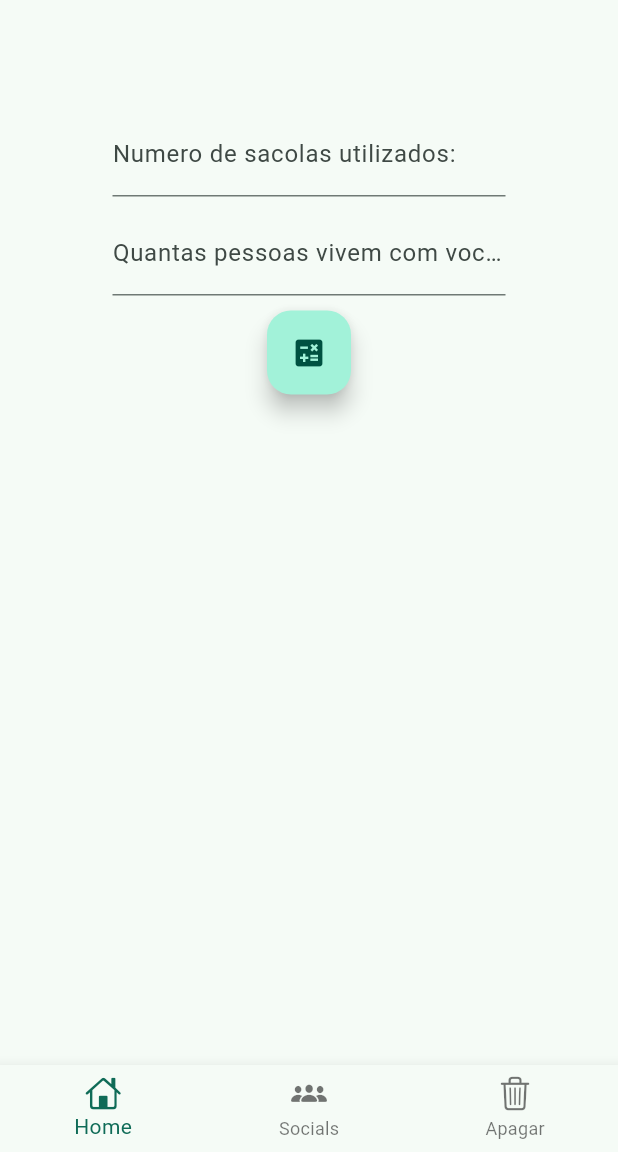
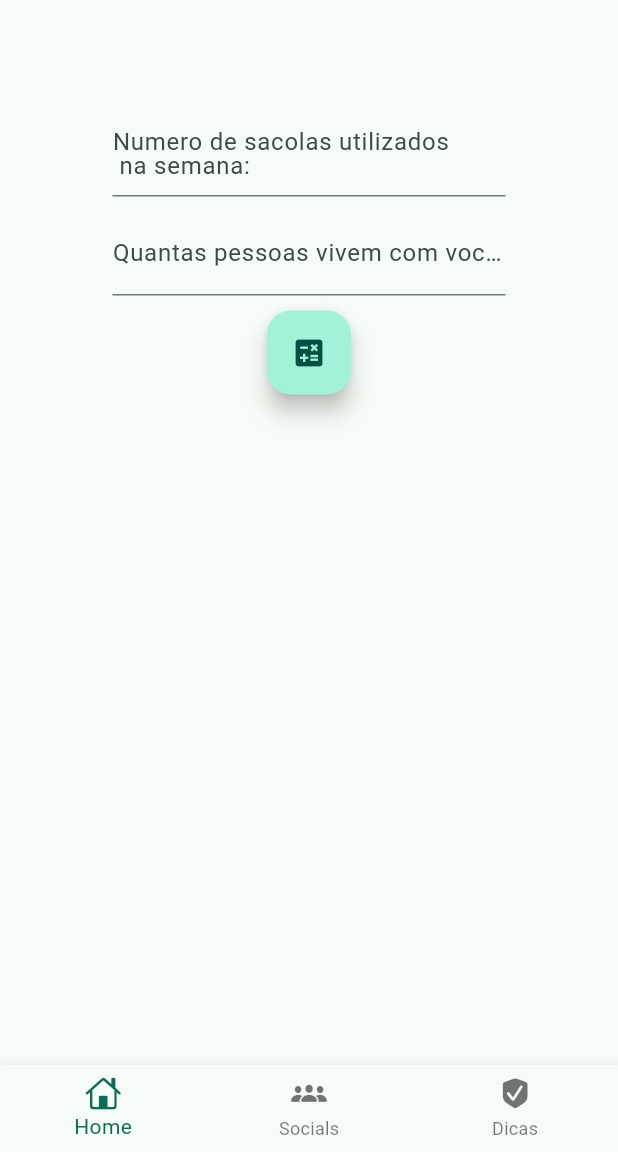
Before and after one commit to RafaelFerreira18/trash_produced_calculator_app, a Flutter app: the screen it shows after launch, on a phone screen of 412 x 824 dp, the part 84-1236 px from its top. Run offline on Flutter 3.47's test engine with Material 3 defaults, Android fonts, the light colour scheme and no system bars.

Commit message:
fix: bottomNavigationBarItem Icon

```diff
--- a/lib/main.dart
+++ b/lib/main.dart
@@ -66,7 +66,7 @@ class _MyHomePageState extends State<MyHomePage> {
                 TextField(
                   controller: calcController,
                   decoration: const InputDecoration(
-                      labelText: "Numero de sacolas utilizados:"),
+                      labelText: "Numero de sacolas utilizados \n na semana:"),
                   keyboardType: TextInputType.number,
                   inputFormatters: <TextInputFormatter>[
                     FilteringTextInputFormatter.digitsOnly
@@ -110,7 +110,8 @@ class _MyHomePageState extends State<MyHomePage> {
             BottomNavigationBarItem(
                 icon: Icon(CupertinoIcons.group_solid), label: 'Socials'),
             BottomNavigationBarItem(
-                icon: Icon(CupertinoIcons.delete), label: 'Apagar')
+                icon: Icon(CupertinoIcons.checkmark_shield_fill),
+                label: 'Dicas')
           ])
         ],
       ),
```
